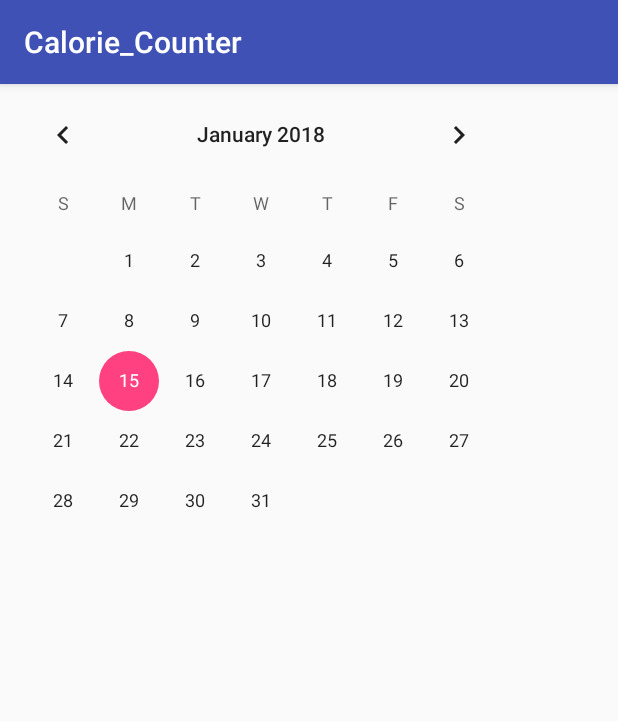
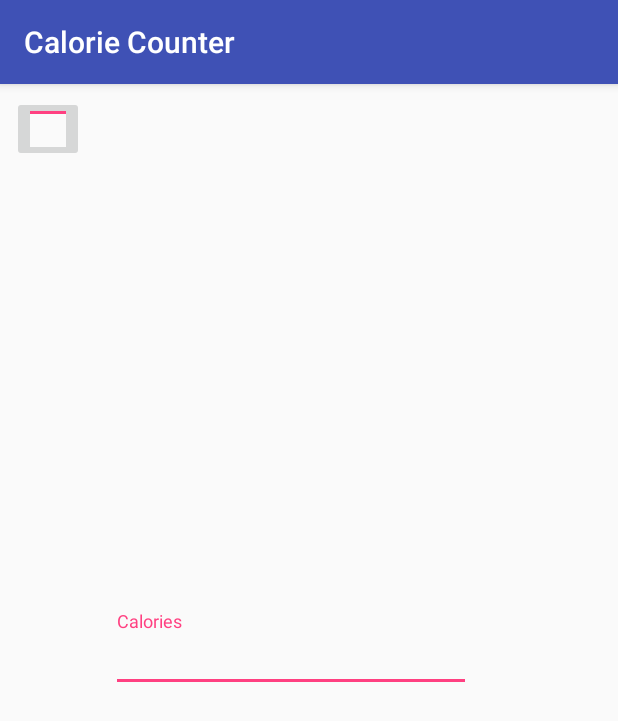
Before and after one commit to sjma1/Calorie_Counter, an Android app: the screen it shows after launch (MainActivity), on a phone screen of 412 x 824 dp. Shown: the top 721 px of the screen. Run offline under Robolectric (Android 15) with nearby library versions, the phone set to English and light mode, and no system bars; our stand-ins replace AdMob.

Commit message:
added adds cause im a sell out

```diff
--- a/app/build.gradle
+++ b/app/build.gradle
@@ -28,4 +28,6 @@ dependencies {
     compile 'com.android.support.constraint:constraint-layout:1.0.0-alpha4'
     // other dependencies
 
+    implementation 'com.google.android.gms:play-services-ads:11.8.0'
+    implementation 'com.android.support:design:26.1.0'
 }
--- a/app/src/main/java/com/example/jun/calorie_counter/MainActivity.java
+++ b/app/src/main/java/com/example/jun/calorie_counter/MainActivity.java
@@ -1,13 +1,47 @@
 package com.example.jun.calorie_counter;
 
+import android.app.DatePickerDialog;
+import android.os.Bundle;
 import android.support.v7.app.AppCompatActivity;
-import android.os.Bundle;
+import android.view.View;
+import android.widget.DatePicker;
+import android.widget.ImageButton;
+
+import java.util.Calendar;
 
 public class MainActivity extends AppCompatActivity {
 
+    ImageButton button;
+    Calendar mCurrentDate;
+    int day, month, year;
+
+    private DatePickerDialog.OnDateSetListener dateSetListener;
     @Override
     protected void onCreate(Bundle savedInstanceState) {
         super.onCreate(savedInstanceState);
         setContentView(R.layout.activity_main);
+
+        button = (ImageButton) findViewById(R.id.changeDate);
+        mCurrentDate = Calendar.getInstance();
+
+        day = mCurrentDate.get(Calendar.DAY_OF_MONTH);
+        month = mCurrentDate.get(Calendar.MONTH);
+        year = mCurrentDate.get(Calendar.YEAR);
+
+        month++;
+
+        button.setOnClickListener(new View.OnClickListener(){
+            @Override
+            public void onClick(View v){
+
+                DatePickerDialog datePickerDialog = new DatePickerDialog(MainActivity.this, new DatePickerDialog.OnDateSetListener() {
+                    @Override
+                    public void onDateSet(DatePicker view, int year, int monthOfYear, int dayOfMonth) {
+                        //Change activity here
+                    }
+                }, year, month, day);
+                datePickerDialog.show();
+            }
+        });
     }
 }
--- a/app/src/main/res/layout/activity_main.xml
+++ b/app/src/main/res/layout/activity_main.xml
@@ -6,11 +6,44 @@
     android:layout_height="match_parent"
     tools:context="com.example.jun.calorie_counter.MainActivity">
 
-    <CalendarView
-        android:id="@+id/calendarView"
+    <ImageButton
+        android:id="@+id/changeDate"
         android:layout_width="wrap_content"
         android:layout_height="wrap_content"
-        tools:layout_editor_absoluteX="18dp"
-        tools:layout_editor_absoluteY="72dp" />
+        android:layout_marginStart="8dp"
+        android:layout_marginLeft="8dp"
+        android:layout_marginTop="8dp"
+        app:layout_constraintStart_toStartOf="parent"
+        app:layout_constraintTop_toTopOf="parent"
+        app:srcCompat="?android:attr/actionModeSplitBackground" />
 
+    <com.google.android.gms.ads.AdView
+        android:id="@+id/adView"
+        android:layout_width="wrap_content"
+        android:layout_height="wrap_content"
+        android:layout_marginBottom="8dp"
+        android:layout_marginEnd="8dp"
+        android:layout_marginStart="8dp"
+        app:layout_constraintBottom_toBottomOf="parent"
+        app:layout_constraintEnd_toEndOf="parent"
+        app:layout_constraintStart_toStartOf="parent" />
+
+    <android.support.design.widget.TextInputLayout
+        android:layout_width="265dp"
+        android:layout_height="65dp"
+        android:layout_marginBottom="8dp"
+        android:layout_marginEnd="8dp"
+        android:layout_marginStart="8dp"
+        android:layout_marginTop="8dp"
+        app:layout_constraintBottom_toBottomOf="parent"
+        app:layout_constraintEnd_toEndOf="parent"
+        app:layout_constraintHorizontal_bias="0.504"
+        app:layout_constraintStart_toStartOf="parent"
+        app:layout_constraintTop_toTopOf="parent">
+
+        <android.support.design.widget.TextInputEditText
+            android:layout_width="240dp"
+            android:layout_height="43dp"
+            android:hint="Calories" />
+    </android.support.design.widget.TextInputLayout>
 </android.support.constraint.ConstraintLayout>
--- a/app/src/main/res/values/colors.xml
+++ b/app/src/main/res/values/colors.xml
@@ -1,6 +1,6 @@
 <?xml version="1.0" encoding="utf-8"?>
 <resources>
     <color name="colorPrimary">#3F51B5</color>
-    <color name="colorPrimaryDark">#303F9F</color>
-    <color name="colorAccent">#FF4081</color>
+    <color name="colorPrimaryDark">#000000</color>
+    <color name="colorAccent">#ff4081</color>
 </resources>
--- a/app/src/main/res/values/strings.xml
+++ b/app/src/main/res/values/strings.xml
@@ -1,3 +1,3 @@
 <resources>
-    <string name="app_name">Calorie_Counter</string>
+    <string name="app_name">Calorie Counter</string>
 </resources>
--- a/app/src/main/res/values/styles.xml
+++ b/app/src/main/res/values/styles.xml
@@ -6,6 +6,7 @@
         <item name="colorPrimary">@color/colorPrimary</item>
         <item name="colorPrimaryDark">@color/colorPrimaryDark</item>
         <item name="colorAccent">@color/colorAccent</item>
+
     </style>
 
 </resources>
```
